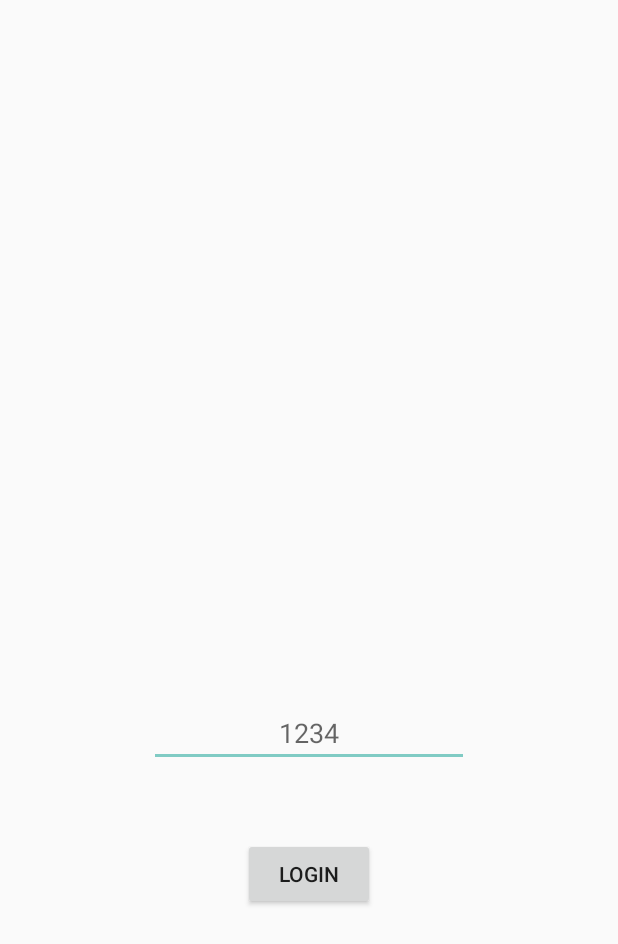
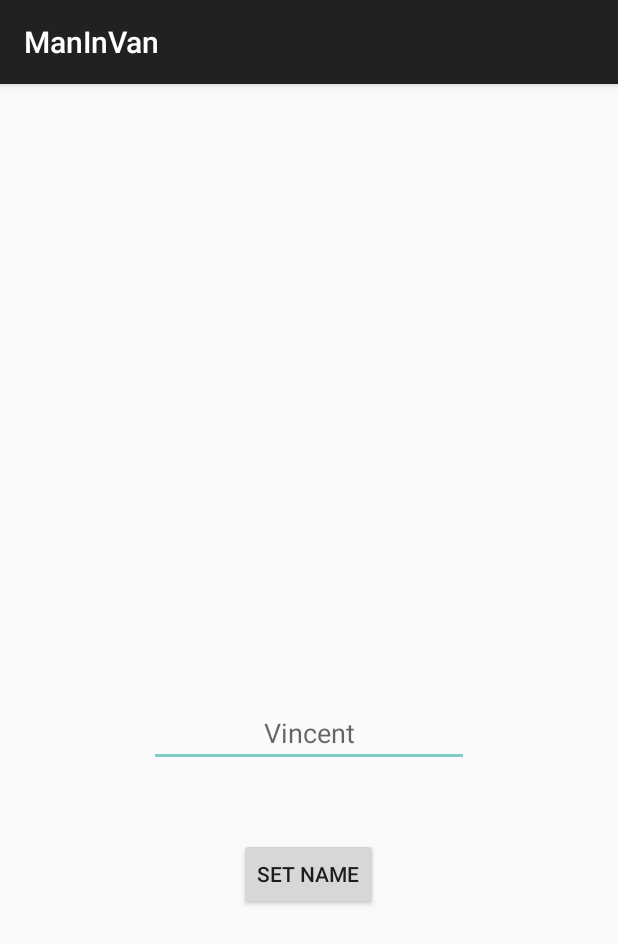
Before and after one commit to yl89757jj/Man_In_Van, an Android app: the screen it shows after launch (Code_verify before the commit, InfoActivity after it), after a tap on "SEND CODE", on a phone screen of 412 x 824 dp. Shown: the top 944 px of the screen. Run offline under Robolectric (Android 15) with nearby library versions, the phone set to English and light mode, and no system bars.

Commit message:
Add Name Input Activity

```diff
--- /dev/null
+++ b/app/src/main/java/com/example/luy/maninvan/InfoActivity.java
@@ -0,0 +1,36 @@
+package com.example.luy.maninvan;
+
+import android.content.Intent;
+import android.support.v7.app.AppCompatActivity;
+import android.os.Bundle;
+import android.view.View;
+import android.widget.EditText;
+
+import static android.provider.AlarmClock.EXTRA_MESSAGE;
+
+public class InfoActivity extends AppCompatActivity {
+    String phone;
+    String name;
+    private Intent intent;
+
+    @Override
+    protected void onCreate(Bundle savedInstanceState) {
+        intent = getIntent();
+        Bundle extras = intent.getExtras();
+        phone = extras.getString("EXTRA_PHONE");
+
+        super.onCreate(savedInstanceState);
+        setContentView(R.layout.activity_info);
+    }
+
+    public void inputName(View view){
+        EditText editText = (EditText) findViewById(R.id.text_input_name);
+        name = editText.getText().toString();
+        Intent intent = new Intent(this, Code_verify.class);
+        intent.putExtra("EXTRA_PHONE", phone);
+        intent.putExtra("EXTRA_NAME", name);
+        intent.putExtra("EXTRA_EXIST",false);
+        startActivity(intent);
+
+    }
+}
--- a/app/src/main/java/com/example/luy/maninvan/MainActivity.java
+++ b/app/src/main/java/com/example/luy/maninvan/MainActivity.java
@@ -9,6 +9,7 @@ import android.widget.EditText;
 import static android.provider.AlarmClock.EXTRA_MESSAGE;
 
 public class MainActivity extends AppCompatActivity {
+    boolean exist = false;
     @Override
     protected void onCreate(Bundle savedInstanceState) {
         super.onCreate(savedInstanceState);
@@ -17,9 +18,18 @@ public class MainActivity extends AppCompatActivity {
 
     public void sendCode(View view){
         EditText editText = (EditText) findViewById(R.id.text_input_phone);
-        String message = editText.getText().toString();
-        Intent intent = new Intent(this, Code_verify.class);
-        intent.putExtra(EXTRA_MESSAGE, message);
-        startActivity(intent);
+        String phone = editText.getText().toString();
+        //TODO: Check the existance of phone number in database
+        if(exist){//jump to password verify
+            Intent intent = new Intent(this, Code_verify.class);
+            intent.putExtra("EXTRA_PHONE", phone);
+            intent.putExtra("EXTRA_EXIST", exist);
+            startActivity(intent);
+        }else {//Jump to name input and create new account
+            Intent intent = new Intent(this, InfoActivity.class);
+            intent.putExtra("EXTRA_PHONE", phone);
+            startActivity(intent);
+        }
+
     }
 }
--- a/app/src/main/res/layout/activity_code_verify.xml
+++ b/app/src/main/res/layout/activity_code_verify.xml
@@ -21,16 +21,15 @@
         android:onClick="verifyCode" />
 
     <EditText
+        android:id="@+id/text_input_code"
+        style="@style/EditTextCustomHolo"
         android:layout_width="wrap_content"
         android:layout_height="wrap_content"
-        android:inputType="number"
-        android:ems="10"
-        android:layout_marginBottom="47dp"
-        android:id="@+id/text_input_code"
-        android:hint="1234"
-        android:textAlignment="center"
         android:layout_above="@+id/button_send_code"
         android:layout_centerHorizontal="true"
-        style="@style/EditTextCustomHolo"
-        />
+        android:layout_marginBottom="47dp"
+        android:ems="10"
+        android:hint="********"
+        android:inputType="numberPassword"
+        android:textAlignment="center" />
 </RelativeLayout>
--- /dev/null
+++ b/app/src/main/res/layout/activity_info.xml
@@ -0,0 +1,34 @@
+<?xml version="1.0" encoding="utf-8"?>
+<RelativeLayout xmlns:android="http://schemas.android.com/apk/res/android"
+    xmlns:tools="http://schemas.android.com/tools"
+    android:id="@+id/activity_code_verify"
+    android:layout_width="match_parent"
+    android:layout_height="match_parent"
+    android:paddingBottom="@dimen/activity_vertical_margin"
+    android:paddingLeft="@dimen/activity_horizontal_margin"
+    android:paddingRight="@dimen/activity_horizontal_margin"
+    android:paddingTop="@dimen/activity_vertical_margin"
+    tools:context="com.example.luy.maninvan.InfoActivity">
+
+    <Button
+        android:text="Set Name"
+        android:layout_width="wrap_content"
+        android:layout_height="wrap_content"
+        android:layout_alignParentBottom="true"
+        android:layout_centerHorizontal="true"
+        android:layout_marginBottom="201dp"
+        android:id="@+id/button_send_code"
+        android:onClick="inputName" />
+
+    <EditText
+        android:id="@+id/text_input_name"
+        style="@style/EditTextCustomHolo"
+        android:layout_width="wrap_content"
+        android:layout_height="wrap_content"
+        android:layout_above="@+id/button_send_code"
+        android:layout_centerHorizontal="true"
+        android:layout_marginBottom="47dp"
+        android:ems="10"
+        android:hint="Vincent"
+        android:textAlignment="center" />
+</RelativeLayout>
--- a/app/src/main/res/layout/activity_job.xml
+++ b/app/src/main/res/layout/activity_job.xml
@@ -52,12 +52,14 @@
                 android:layout_height="match_parent"
                 android:text="Number of Rooms to Move"
                 android:layout_gravity="center_vertical"
+
                 android:padding="8dp" />
             <EditText
                 android:id="@+id/input_rooms"
                 android:layout_width="0dp"
                 android:layout_weight="2"
                 android:layout_height="match_parent"
+                android:inputType="number"
                 android:hint="4"
                 style="@style/EditTextCustomHolo"/>
 
@@ -82,6 +84,7 @@
                 android:layout_width="0dp"
                 android:layout_weight="2"
                 android:layout_height="match_parent"
+                android:inputType="time"
                 android:hint="12:30 pm"
                 style="@style/EditTextCustomHolo"/>
 
@@ -105,6 +108,7 @@
                 android:layout_width="0dp"
                 android:layout_weight="2"
                 android:layout_height="match_parent"
+                android:inputType="time"
                 android:hint="08:00pm"
                 style="@style/EditTextCustomHolo"/>
         </LinearLayout>
@@ -127,6 +131,7 @@
             android:text="Max Price"
             android:textSize="24sp"
             android:paddingTop="20dp"
+            android:inputType="number"
             android:paddingLeft="8dp" />
 
         <EditText
--- a/app/src/main/res/layout/card_view_job.xml
+++ b/app/src/main/res/layout/card_view_job.xml
@@ -32,6 +32,7 @@
 
             <TextView
                 android:id="@+id/arrow"
+                android:text="----->"
                 style="@style/headLine"
                 android:layout_width="wrap_content"
                 android:layout_height="wrap_content"
```
Also changed, not shown: app/build.gradle (+4 -3 lines), app/src/main/AndroidManifest.xml (+6 -13 lines), app/src/main/java/com/example/luy/maninvan/Code_verify.java (+20 -6 lines), app/src/main/java/com/example/luy/maninvan/JobAdapter.java (+14 -9 lines), app/src/main/java/com/example/luy/maninvan/JobViewHolder.java (+9 -7 lines), app/src/main/java/com/example/luy/maninvan/MapsActivity.java (deleted, +0 -46 lines), app/src/main/java/com/example/luy/maninvan/UserProfile.java (+14 -9 lines), app/src/main/res/layout/activity_user_profile.xml (+0 -9 lines).
